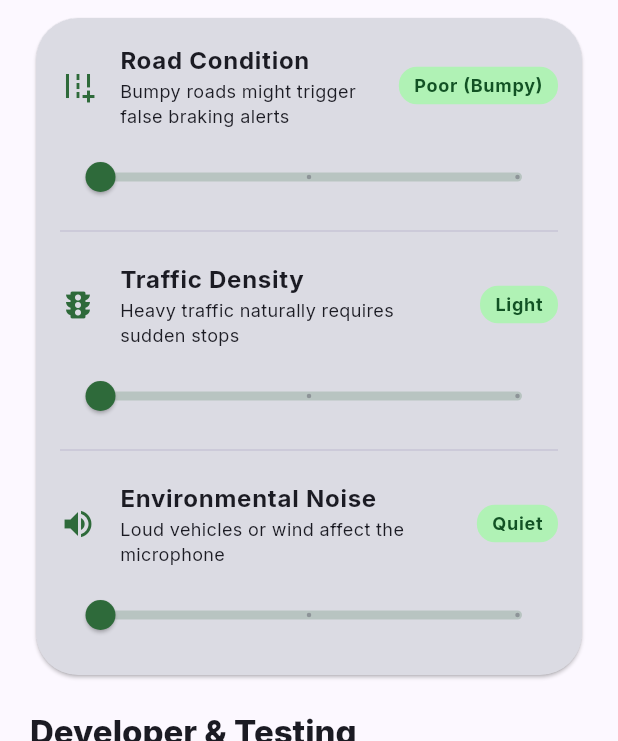
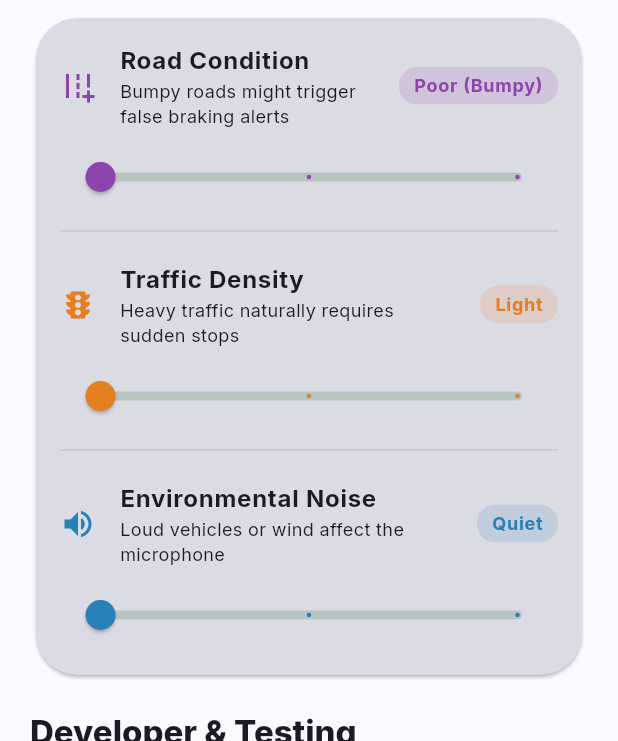
Before and after one commit to ashdejesus/saferide, a Flutter app: the SettingsScreen screen opened directly, on a phone screen of 412 x 824 dp, the part 495-1236 px from its top. Run offline on Flutter 3.47's test engine with Material 3 defaults, Android fonts, the phone set to English and light mode, and no system bars; our stand-ins replace cloud_firestore, connectivity_plus, firebase_auth, firebase_core, firebase_messaging, flutter_compass and 9 more; missing offline and left inert: flutter_map_marker_cluster; accounts and stored records are empty; project files that could hold a hidden picture were left out.

Commit message:
feat: add custom colors to settings sliders

```diff
--- a/lib/screens/settings_screen.dart
+++ b/lib/screens/settings_screen.dart
@@ -81,6 +81,7 @@ class _SettingsScreenState extends State<SettingsScreen> {
     required IconData icon,
     required double value,
     required String valueLabel,
+    required Color color,
     required ValueChanged<double> onChanged,
   }) {
     return Column(
@@ -88,19 +89,19 @@ class _SettingsScreenState extends State<SettingsScreen> {
       children: [
         ListTile(
           contentPadding: EdgeInsets.zero,
-          leading: Icon(icon, color: Theme.of(context).colorScheme.primary),
+          leading: Icon(icon, color: color),
           title: Text(title, style: const TextStyle(fontWeight: FontWeight.bold)),
           subtitle: Text(subtitle, style: const TextStyle(fontSize: 12)),
           trailing: Container(
             padding: const EdgeInsets.symmetric(horizontal: 10, vertical: 4),
             decoration: BoxDecoration(
-              color: Theme.of(context).colorScheme.primaryContainer,
+              color: color.withOpacity(0.15),
               borderRadius: BorderRadius.circular(12),
             ),
             child: Text(
               valueLabel,
               style: TextStyle(
-                color: Theme.of(context).colorScheme.onPrimaryContainer,
+                color: color,
                 fontWeight: FontWeight.bold,
                 fontSize: 12,
               ),
@@ -108,6 +109,7 @@ class _SettingsScreenState extends State<SettingsScreen> {
           ),
         ),
         Slider(
+          activeColor: color,
           value: value,
           min: 0.0,
           max: 1.0,
@@ -164,6 +166,7 @@ class _SettingsScreenState extends State<SettingsScreen> {
                     title: 'Road Condition',
                     subtitle: 'Bumpy roads might trigger false braking alerts',
                     icon: Icons.add_road,
+                    color: const Color(0xFF8E44AD),
                     value: tripController.contextRoad,
                     valueLabel: _getRoadLabel(tripController.contextRoad),
                     onChanged: (val) {
@@ -179,6 +182,7 @@ class _SettingsScreenState extends State<SettingsScreen> {
                     title: 'Traffic Density',
                     subtitle: 'Heavy traffic naturally requires sudden stops',
                     icon: Icons.traffic,
+                    color: const Color(0xFFE67E22),
                     value: tripController.contextTraffic,
                     valueLabel: _getTrafficLabel(tripController.contextTraffic),
                     onChanged: (val) {
@@ -194,6 +198,7 @@ class _SettingsScreenState extends State<SettingsScreen> {
                     title: 'Environmental Noise',
                     subtitle: 'Loud vehicles or wind affect the microphone',
                     icon: Icons.volume_up,
+                    color: const Color(0xFF2980B9),
                     value: tripController.contextEnvNoise,
                     valueLabel: _getNoiseLabel(tripController.contextEnvNoise),
                     onChanged: (val) {
```
